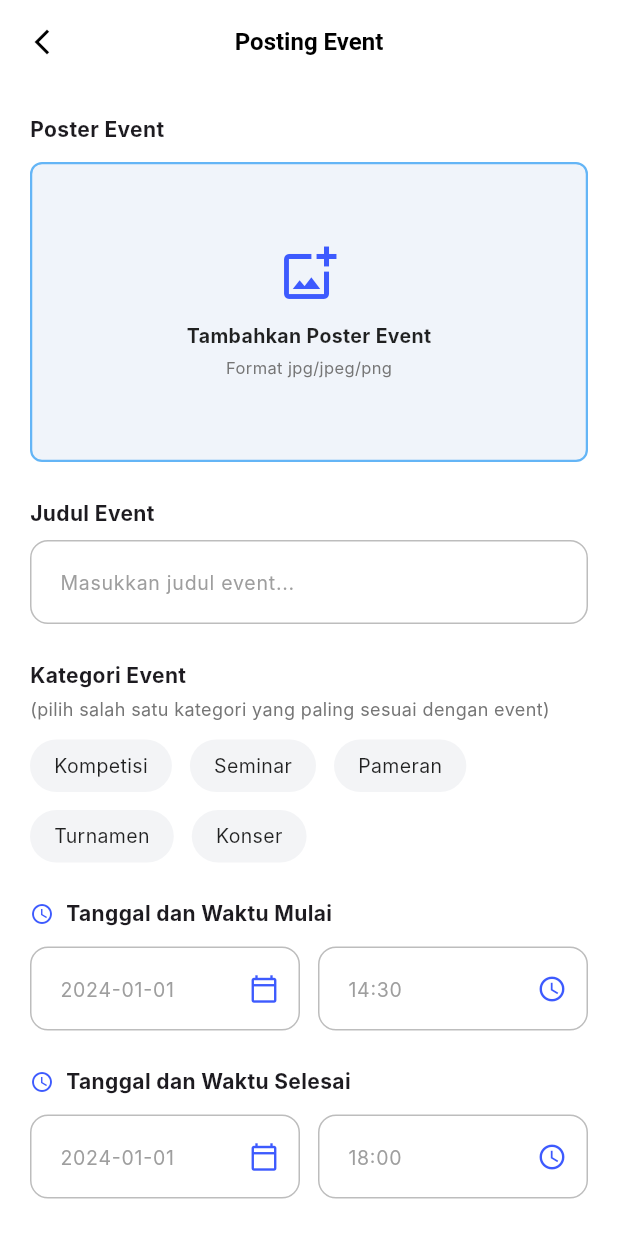
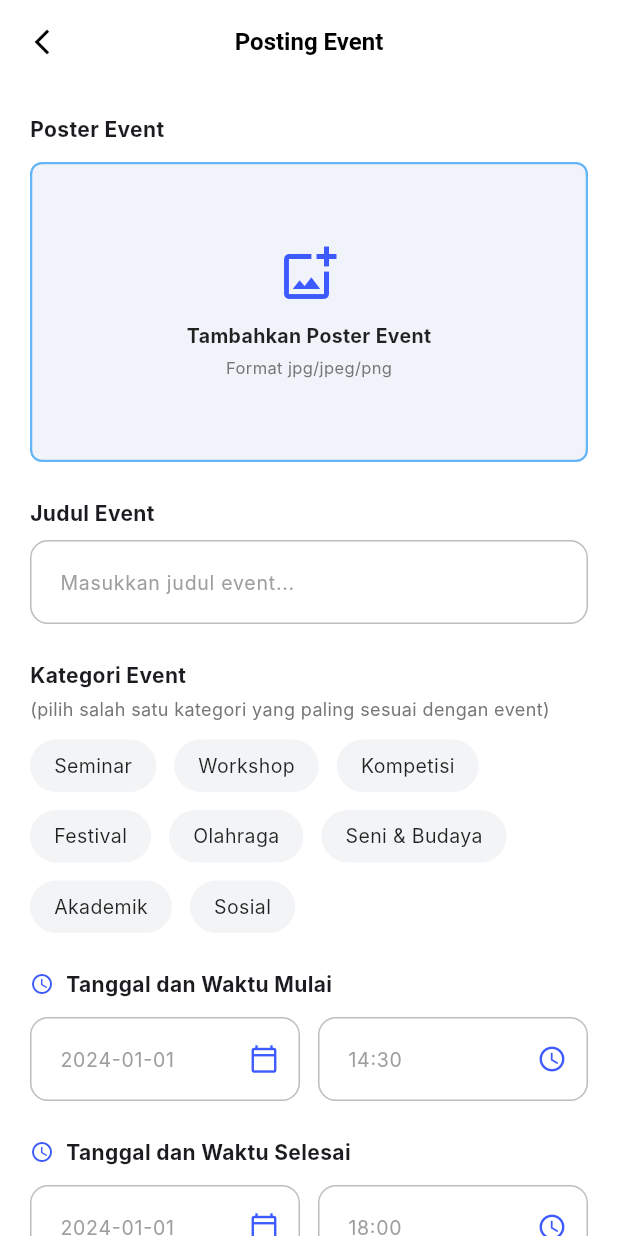
Before and after one commit to Aryaarayya/younifirst-v2, a Flutter app: the TambahEventPage screen opened directly, on a phone screen of 412 x 824 dp. Run offline on Flutter 3.47's test engine with Material 3 defaults, Android fonts, the phone set to English and light mode, and no system bars; our stand-ins replace dotted_border, file_picker, firebase_auth, firebase_core, firebase_database, firebase_messaging and 4 more; accounts and stored records are empty; network calls fail; Roboto replaces fonts that are missing (Inter).

Commit message:
perbaikan kategori event

```diff
--- a/lib/viewmodels/event_viewmodel.dart
+++ b/lib/viewmodels/event_viewmodel.dart
@@ -134,11 +134,14 @@ class EventViewModel extends ChangeNotifier {
     }
 
     final categoryMapping = {
-      'Kompetisi': '1',
-      'Seminar': '2',
-      'Pameran': '3',
-      'Turnamen': '4',
-      'Konser': '5',
+      'Seminar': '1',
+      'Workshop': '2',
+      'Kompetisi': '3',
+      'Festival': '4',
+      'Olahraga': '5',
+      'Seni & Budaya': '6',
+      'Akademik': '7',
+      'Sosial': '8',
     };
 
     final catId = categoryMapping[_selectedCategory];
--- a/lib/views/event/EventDetail_pages.dart
+++ b/lib/views/event/EventDetail_pages.dart
@@ -195,11 +195,14 @@ class _EventDetailPageState extends State<EventDetailPage> {
 
     // Parse category name (jika ada, sesuaikan kalau dari backend beda)
     String category = "Event";
-    if (eventData!['category_id']?.toString() == "1") category = "Kompetisi";
-    if (eventData!['category_id']?.toString() == "2") category = "Seminar";
-    if (eventData!['category_id']?.toString() == "3") category = "Pameran";
-    if (eventData!['category_id']?.toString() == "4") category = "Turnamen";
-    if (eventData!['category_id']?.toString() == "5") category = "Konser";
+    if (eventData!['category_id']?.toString() == "1") category = "Seminar";
+    if (eventData!['category_id']?.toString() == "2") category = "Workshop";
+    if (eventData!['category_id']?.toString() == "3") category = "Kompetisi";
+    if (eventData!['category_id']?.toString() == "4") category = "Festival";
+    if (eventData!['category_id']?.toString() == "5") category = "Olahraga";
+    if (eventData!['category_id']?.toString() == "6") category = "Seni & Budaya";
+    if (eventData!['category_id']?.toString() == "7") category = "Akademik";
+    if (eventData!['category_id']?.toString() == "8") category = "Sosial";
 
     return Scaffold(
       backgroundColor: Theme.of(context).scaffoldBackgroundColor,
--- a/lib/views/event/Event_pages.dart
+++ b/lib/views/event/Event_pages.dart
@@ -59,20 +59,29 @@ class _EventPageState extends State<EventPage> {
                       _buildModalChip("Semua", Icons.check_circle, tempSelected == "Semua", () {
                         setModalState(() => tempSelected = "Semua");
                       }),
+                      _buildModalChip("Akademik", Icons.school_outlined, tempSelected == "Akademik", () {
+                        setModalState(() => tempSelected = "Akademik");
+                      }),
+                      _buildModalChip("Festival", Icons.celebration_outlined, tempSelected == "Festival", () {
+                        setModalState(() => tempSelected = "Festival");
+                      }),
                       _buildModalChip("Kompetisi", Icons.emoji_events_outlined, tempSelected == "Kompetisi", () {
                         setModalState(() => tempSelected = "Kompetisi");
+                      }),
+                      _buildModalChip("Olahraga", Icons.sports_soccer_outlined, tempSelected == "Olahraga", () {
+                        setModalState(() => tempSelected = "Olahraga");
                       }),
                       _buildModalChip("Seminar", Icons.mic_external_on_outlined, tempSelected == "Seminar", () {
                         setModalState(() => tempSelected = "Seminar");
                       }),
-                      _buildModalChip("Pameran", Icons.palette_outlined, tempSelected == "Pameran", () {
-                        setModalState(() => tempSelected = "Pameran");
+                      _buildModalChip("Seni & Budaya", Icons.palette_outlined, tempSelected == "Seni & Budaya", () {
+                        setModalState(() => tempSelected = "Seni & Budaya");
                       }),
-                      _buildModalChip("Turnamen", Icons.sports_esports_outlined, tempSelected == "Turnamen", () {
-                        setModalState(() => tempSelected = "Turnamen");
+                      _buildModalChip("Sosial", Icons.people_outline, tempSelected == "Sosial", () {
+                        setModalState(() => tempSelected = "Sosial");
                       }),
-                      _buildModalChip("Konser", Icons.music_note_outlined, tempSelected == "Konser", () {
-                        setModalState(() => tempSelected = "Konser");
+                      _buildModalChip("Workshop", Icons.handyman_outlined, tempSelected == "Workshop", () {
+                        setModalState(() => tempSelected = "Workshop");
                       }),
                     ],
                   ),
@@ -608,11 +617,14 @@ class _EventPageState extends State<EventPage> {
       child: Row(
         children: [
           _buildChip("Semua", Icons.check_circle, viewModel.selectedCategory == "Semua", viewModel),
+          _buildChip("Akademik", Icons.school_outlined, viewModel.selectedCategory == "Akademik", viewModel),
+          _buildChip("Festival", Icons.celebration_outlined, viewModel.selectedCategory == "Festival", viewModel),
           _buildChip("Kompetisi", Icons.emoji_events_outlined, viewModel.selectedCategory == "Kompetisi", viewModel),
+          _buildChip("Olahraga", Icons.sports_soccer_outlined, viewModel.selectedCategory == "Olahraga", viewModel),
           _buildChip("Seminar", Icons.mic_external_on_outlined, viewModel.selectedCategory == "Seminar", viewModel),
-          _buildChip("Pameran", Icons.palette_outlined, viewModel.selectedCategory == "Pameran", viewModel),
-          _buildChip("Turnamen", Icons.sports_esports_outlined, viewModel.selectedCategory == "Turnamen", viewModel),
-          _buildChip("Konser", Icons.music_note_outlined, viewModel.selectedCategory == "Konser", viewModel),
+          _buildChip("Seni & Budaya", Icons.palette_outlined, viewModel.selectedCategory == "Seni & Budaya", viewModel),
+          _buildChip("Sosial", Icons.people_outline, viewModel.selectedCategory == "Sosial", viewModel),
+          _buildChip("Workshop", Icons.handyman_outlined, viewModel.selectedCategory == "Workshop", viewModel),
         ],
       ),
     );
--- a/lib/views/event/PopularEvent_pages.dart
+++ b/lib/views/event/PopularEvent_pages.dart
@@ -59,11 +59,14 @@ class _PopularEventPageState extends State<PopularEventPage> {
       filteredEvents = List.from(events);
     } else {
       final categoryMapping = {
-        'Kompetisi': '1',
-        'Seminar': '2',
-        'Pameran': '3',
-        'Turnamen': '4',
-        'Konser': '5',
+        'Seminar': '1',
+        'Workshop': '2',
+        'Kompetisi': '3',
+        'Festival': '4',
+        'Olahraga': '5',
+        'Seni & Budaya': '6',
+        'Akademik': '7',
+        'Sosial': '8',
       };
       final catId = categoryMapping[_selectedCategory];
 
@@ -133,9 +136,14 @@ class _PopularEventPageState extends State<PopularEventPage> {
       child: Row(
         children: [
           _buildChip("Semua", Icons.check_circle, _selectedCategory == "Semua"),
+          _buildChip("Akademik", Icons.school_outlined, _selectedCategory == "Akademik"),
+          _buildChip("Festival", Icons.celebration_outlined, _selectedCategory == "Festival"),
           _buildChip("Kompetisi", Icons.emoji_events_outlined, _selectedCategory == "Kompetisi"),
-          _buildChip("Seminar", Icons.mic_none, _selectedCategory == "Seminar"),
-          _buildChip("Pameran", Icons.palette_outlined, _selectedCategory == "Pameran"),
+          _buildChip("Olahraga", Icons.sports_soccer_outlined, _selectedCategory == "Olahraga"),
+          _buildChip("Seminar", Icons.mic_external_on_outlined, _selectedCategory == "Seminar"),
+          _buildChip("Seni & Budaya", Icons.palette_outlined, _selectedCategory == "Seni & Budaya"),
+          _buildChip("Sosial", Icons.people_outline, _selectedCategory == "Sosial"),
+          _buildChip("Workshop", Icons.handyman_outlined, _selectedCategory == "Workshop"),
         ],
       ),
     );
--- a/lib/views/event/TambahEvent_pages.dart
+++ b/lib/views/event/TambahEvent_pages.dart
@@ -13,8 +13,9 @@ class TambahEventPage extends StatefulWidget {
 class _TambahEventPageState extends State<TambahEventPage> {
   String _selectedCategory = '';
   final List<String> _categories = [
-    'Kompetisi', 'Seminar', 'Pameran',
-    'Turnamen', 'Konser'
+    'Seminar', 'Workshop', 'Kompetisi',
+    'Festival', 'Olahraga', 'Seni & Budaya',
+    'Akademik', 'Sosial'
   ];
 
   final TextEditingController _titleController = TextEditingController();
@@ -171,11 +172,14 @@ class _TambahEventPageState extends State<TambahEventPage> {
 
       // Mapping kategori ke ID
       final Map<String, String> categoryMapping = {
-        'Kompetisi': '1',
-        'Seminar': '2',
-        'Pameran': '3',
-        'Turnamen': '4',
-        'Konser': '5',
+        'Seminar': '1',
+        'Workshop': '2',
+        'Kompetisi': '3',
+        'Festival': '4',
+        'Olahraga': '5',
+        'Seni & Budaya': '6',
+        'Akademik': '7',
+        'Sosial': '8',
       };
 
       // ✅ Data lengkap dengan created_by
--- a/lib/views/event/UpdateEvent_pages.dart
+++ b/lib/views/event/UpdateEvent_pages.dart
@@ -18,8 +18,9 @@ class UpdateEventPage extends StatefulWidget {
 class _UpdateEventPageState extends State<UpdateEventPage> {
   String _selectedCategory = '';
   final List<String> _categories = [
-    'Kompetisi', 'Seminar', 'Pameran',
-    'Turnamen', 'Konser'
+    'Seminar', 'Workshop', 'Kompetisi',
+    'Festival', 'Olahraga', 'Seni & Budaya',
+    'Akademik', 'Sosial'
   ];
 
   final TextEditingController _titleController = TextEditingController();
@@ -39,11 +40,14 @@ class _UpdateEventPageState extends State<UpdateEventPage> {
   String? _existingImageUrl;
 
   final Map<String, String> categoryMapping = {
-    'Kompetisi': '1',
-    'Seminar': '2',
-    'Pameran': '3',
-    'Turnamen': '4',
-    'Konser': '5',
+    'Seminar': '1',
+    'Workshop': '2',
+    'Kompetisi': '3',
+    'Festival': '4',
+    'Olahraga': '5',
+    'Seni & Budaya': '6',
+    'Akademik': '7',
+    'Sosial': '8',
   };
 
   @override
```
